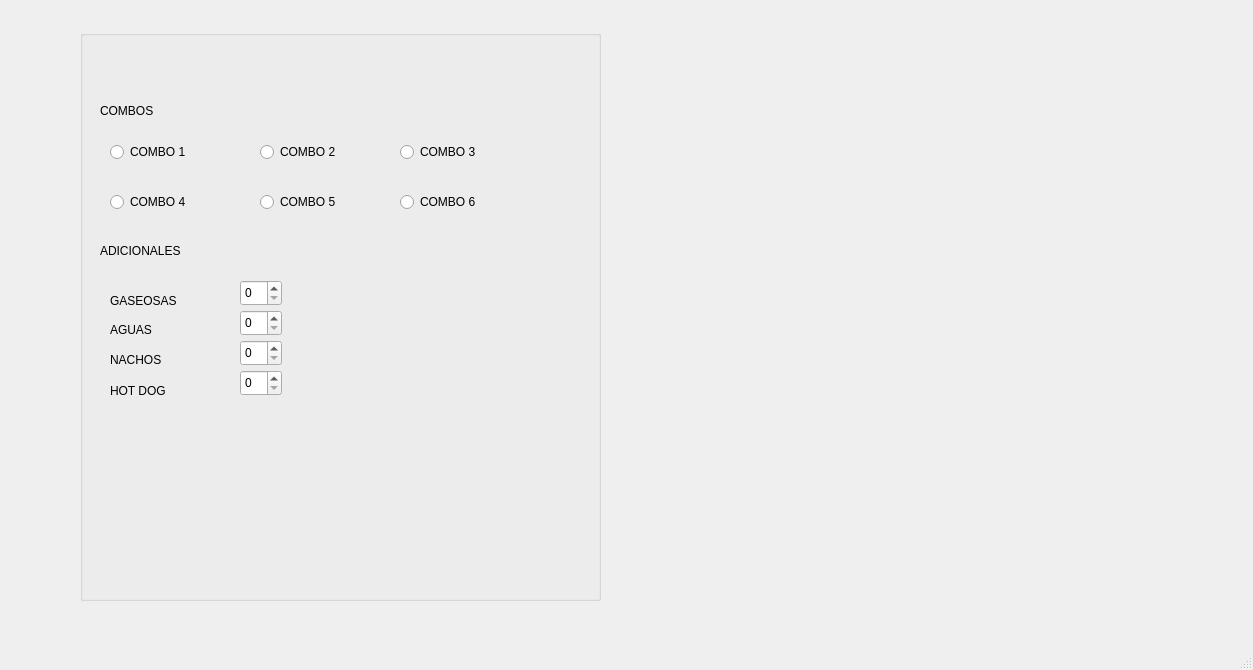
This is dulceria.ui in Santi-gdl/ProyectoCinep2 as Qt 5 draws it before an edit. The edited form follows.
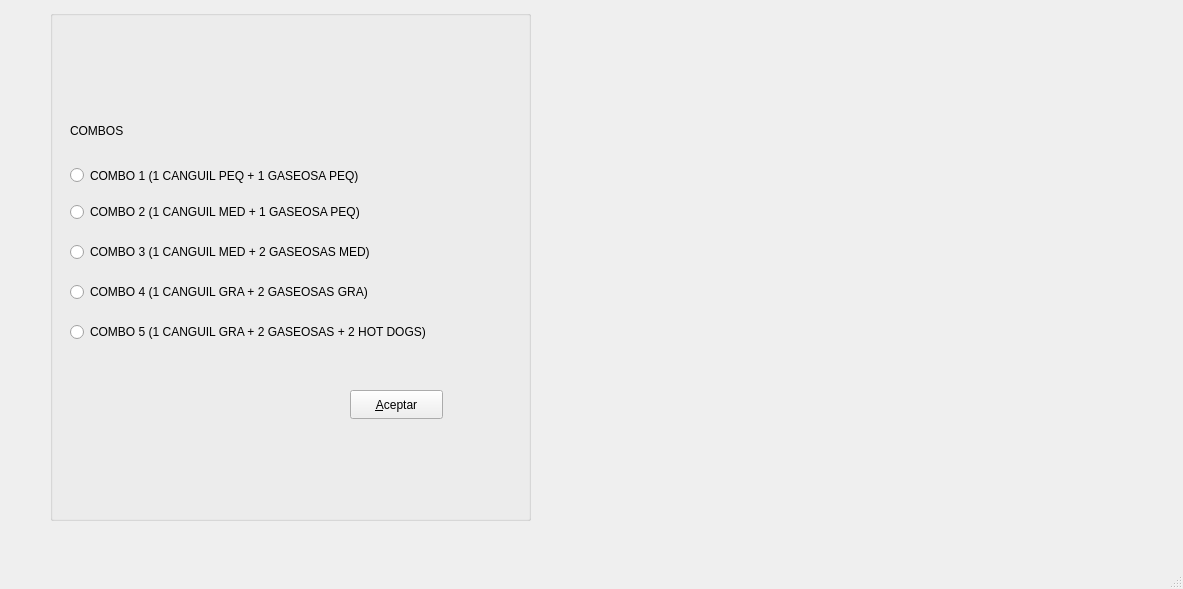
This is the edited form.

Commit message: Facturacion Dulceria

```diff
--- a/dulceria.ui
+++ b/dulceria.ui
@@ -6,8 +6,8 @@
    <rect>
     <x>0</x>
     <y>0</y>
-    <width>1253</width>
-    <height>670</height>
+    <width>1183</width>
+    <height>589</height>
    </rect>
   </property>
   <property name="windowTitle">
@@ -17,10 +17,10 @@
    <widget class="QGroupBox" name="groupBox">
     <property name="geometry">
      <rect>
-      <x>80</x>
-      <y>30</y>
-      <width>521</width>
-      <height>571</height>
+      <x>50</x>
+      <y>10</y>
+      <width>481</width>
+      <height>511</height>
      </rect>
     </property>
     <property name="title">
@@ -29,21 +29,21 @@
     <widget class="QRadioButton" name="radioButton">
      <property name="geometry">
       <rect>
-       <x>30</x>
-       <y>110</y>
-       <width>110</width>
-       <height>24</height>
+       <x>20</x>
+       <y>150</y>
+       <width>351</width>
+       <height>31</height>
       </rect>
      </property>
      <property name="text">
-      <string>COMBO 1 </string>
+      <string>COMBO 1 (1 CANGUIL PEQ + 1 GASEOSA PEQ)</string>
      </property>
     </widget>
     <widget class="QLabel" name="label">
      <property name="geometry">
       <rect>
        <x>20</x>
-       <y>60</y>
+       <y>100</y>
        <width>241</width>
        <height>41</height>
       </rect>
@@ -58,174 +58,53 @@
     <widget class="QRadioButton" name="radioButton_2">
      <property name="geometry">
       <rect>
-       <x>180</x>
-       <y>110</y>
-       <width>110</width>
+       <x>20</x>
+       <y>190</y>
+       <width>431</width>
        <height>24</height>
       </rect>
      </property>
      <property name="text">
-      <string>COMBO 2</string>
+      <string>COMBO 2 (1 CANGUIL MED + 1 GASEOSA PEQ)</string>
      </property>
     </widget>
     <widget class="QRadioButton" name="radioButton_3">
      <property name="geometry">
       <rect>
-       <x>320</x>
-       <y>110</y>
-       <width>110</width>
+       <x>20</x>
+       <y>230</y>
+       <width>441</width>
        <height>24</height>
       </rect>
      </property>
      <property name="text">
-      <string>COMBO 3 </string>
+      <string>COMBO 3 (1 CANGUIL MED + 2 GASEOSAS MED)</string>
      </property>
     </widget>
     <widget class="QRadioButton" name="radioButton_4">
      <property name="geometry">
       <rect>
-       <x>30</x>
-       <y>160</y>
-       <width>110</width>
+       <x>20</x>
+       <y>270</y>
+       <width>401</width>
        <height>24</height>
       </rect>
      </property>
      <property name="text">
-      <string>COMBO 4 </string>
+      <string>COMBO 4 (1 CANGUIL GRA + 2 GASEOSAS GRA)</string>
      </property>
     </widget>
     <widget class="QRadioButton" name="radioButton_5">
      <property name="geometry">
       <rect>
-       <x>180</x>
-       <y>160</y>
-       <width>110</width>
-       <height>24</height>
-      </rect>
-     </property>
-     <property name="text">
-      <string>COMBO 5</string>
-     </property>
-    </widget>
-    <widget class="QRadioButton" name="radioButton_6">
-     <property name="geometry">
-      <rect>
-       <x>320</x>
-       <y>160</y>
-       <width>110</width>
-       <height>24</height>
-      </rect>
-     </property>
-     <property name="text">
-      <string>COMBO 6 </string>
-     </property>
-    </widget>
-    <widget class="QLabel" name="label_2">
-     <property name="geometry">
-      <rect>
        <x>20</x>
-       <y>200</y>
-       <width>211</width>
-       <height>41</height>
-      </rect>
-     </property>
-     <property name="styleSheet">
-      <string notr="true">font: 20pt &quot;Sitka Display&quot;;</string>
-     </property>
-     <property name="text">
-      <string>ADICIONALES</string>
-     </property>
-    </widget>
-    <widget class="QSpinBox" name="spinBox">
-     <property name="geometry">
-      <rect>
-       <x>160</x>
-       <y>250</y>
-       <width>42</width>
-       <height>26</height>
-      </rect>
-     </property>
-    </widget>
-    <widget class="QLabel" name="label_3">
-     <property name="geometry">
-      <rect>
-       <x>30</x>
-       <y>260</y>
-       <width>111</width>
-       <height>21</height>
-      </rect>
-     </property>
-     <property name="text">
-      <string>GASEOSAS</string>
-     </property>
-    </widget>
-    <widget class="QLabel" name="label_4">
-     <property name="geometry">
-      <rect>
-       <x>30</x>
-       <y>290</y>
-       <width>63</width>
-       <height>20</height>
-      </rect>
-     </property>
-     <property name="text">
-      <string>AGUAS</string>
-     </property>
-    </widget>
-    <widget class="QLabel" name="label_5">
-     <property name="geometry">
-      <rect>
-       <x>30</x>
-       <y>320</y>
-       <width>63</width>
-       <height>20</height>
-      </rect>
-     </property>
-     <property name="text">
-      <string>NACHOS</string>
-     </property>
-    </widget>
-    <widget class="QLabel" name="label_6">
-     <property name="geometry">
-      <rect>
-       <x>30</x>
-       <y>350</y>
-       <width>71</width>
-       <height>21</height>
-      </rect>
-     </property>
-     <property name="text">
-      <string>HOT DOG</string>
-     </property>
-    </widget>
-    <widget class="QSpinBox" name="spinBox_2">
-     <property name="geometry">
-      <rect>
-       <x>160</x>
-       <y>280</y>
-       <width>42</width>
-       <height>26</height>
-      </rect>
-     </property>
-    </widget>
-    <widget class="QSpinBox" name="spinBox_3">
-     <property name="geometry">
-      <rect>
-       <x>160</x>
        <y>310</y>
-       <width>42</width>
-       <height>26</height>
+       <width>441</width>
+       <height>24</height>
       </rect>
      </property>
-    </widget>
-    <widget class="QSpinBox" name="spinBox_4">
-     <property name="geometry">
-      <rect>
-       <x>160</x>
-       <y>340</y>
-       <width>42</width>
-       <height>26</height>
-      </rect>
+     <property name="text">
+      <string>COMBO 5 (1 CANGUIL GRA + 2 GASEOSAS + 2 HOT DOGS)</string>
      </property>
     </widget>
     <widget class="QLabel" name="label_7">
@@ -241,6 +120,19 @@
       <string/>
      </property>
     </widget>
+    <widget class="QPushButton" name="pushButton">
+     <property name="geometry">
+      <rect>
+       <x>300</x>
+       <y>380</y>
+       <width>93</width>
+       <height>29</height>
+      </rect>
+     </property>
+     <property name="text">
+      <string>&amp;Aceptar</string>
+     </property>
+    </widget>
    </widget>
   </widget>
   <widget class="QMenuBar" name="menubar">
```
Left out of the diff: 2 changed lines with no effect on the pictures.
